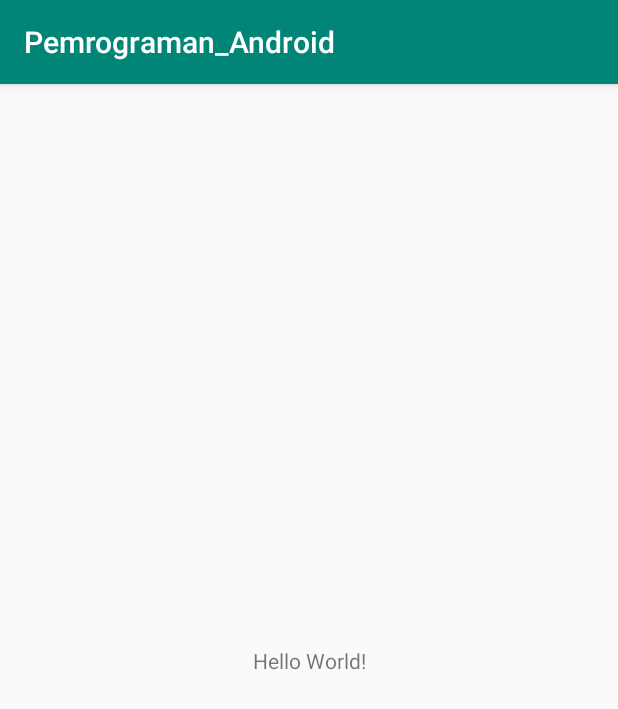
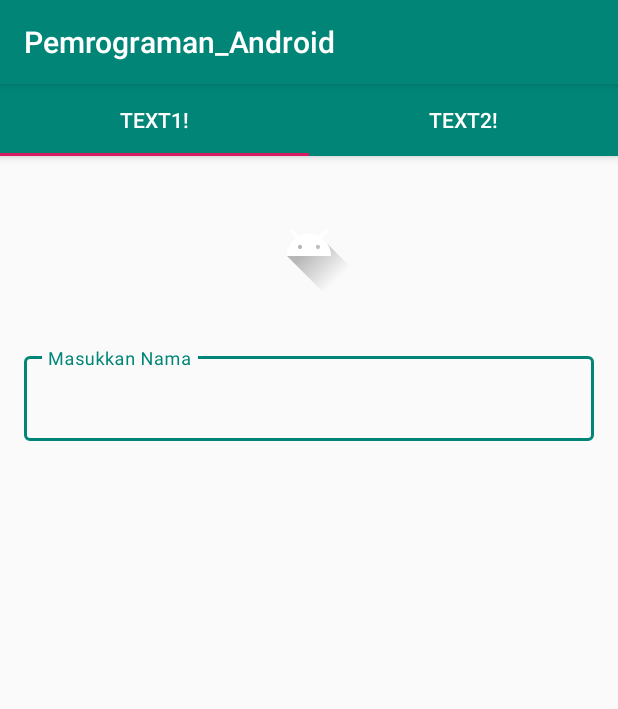
Before and after one commit to Afumoons/Pemrograman-mobile, an Android app: the screen it shows after launch (MainActivity), on a phone screen of 412 x 824 dp. Shown: the top 709 px of the screen. Run offline under Robolectric (Android 15) with nearby library versions, the phone set to English and light mode, and no system bars.

Commit message:
Praktikum done

```diff
--- a/app/build.gradle
+++ b/app/build.gradle
@@ -29,7 +29,12 @@
     implementation 'androidx.appcompat:appcompat:1.0.2'
     implementation 'androidx.core:core-ktx:1.0.2'
     implementation 'androidx.constraintlayout:constraintlayout:1.1.3'
+    implementation 'androidx.legacy:legacy-support-v4:1.0.0'
     testImplementation 'junit:junit:4.12'
     androidTestImplementation 'androidx.test.ext:junit:1.1.0'
     androidTestImplementation 'androidx.test.espresso:espresso-core:3.1.1'
+    implementation 'androidx.lifecycle:lifecycle-extensions:2.0.0'
+    implementation 'androidx.appcompat:appcompat:1.0.2'
+    implementation 'com.google.android.material:material:1.0.0'
+    implementation 'androidx.lifecycle:lifecycle-extensions:2.0.0'
 }
--- /dev/null
+++ b/app/src/main/java/com/example/pemrograman_android/CommunicationViewModel.kt
@@ -0,0 +1,15 @@
+package com.example.pemrograman_android
+
+import androidx.lifecycle.LiveData
+import androidx.lifecycle.MutableLiveData
+import androidx.lifecycle.ViewModel
+
+class CommunicationViewModel : ViewModel() {
+    private val mName = MutableLiveData<String>()
+    val name: LiveData<String>
+        get() = mName
+
+    fun setName(name: String) {
+        mName.value = name
+    }
+}
--- /dev/null
+++ b/app/src/main/java/com/example/pemrograman_android/FirstFragment.kt
@@ -0,0 +1,61 @@
+package com.example.pemrograman_android
+
+import android.os.Bundle
+import android.text.Editable
+import android.text.TextWatcher
+import android.view.LayoutInflater
+import android.view.View
+import android.view.ViewGroup
+import androidx.fragment.app.Fragment
+import androidx.lifecycle.ViewModelProviders
+import com.google.android.material.textfield.TextInputEditText
+
+class FirstFrament : Fragment() {
+    private var communicationViewModel: CommunicationViewModel? = null
+    override fun onCreate(savedInstanceState: Bundle?) {
+        super.onCreate(savedInstanceState)
+        communicationViewModel =
+            ViewModelProviders.of(requireActivity()).get(CommunicationViewModel::class.java)
+    }
+
+    override fun onCreateView(
+        inflater: LayoutInflater, container: ViewGroup?,
+        savedInstanceState: Bundle?
+    ): View? {
+        return inflater.inflate(
+            R.layout.fragment_first,
+            container, false
+        )
+    }
+
+    override fun onViewCreated(
+        view: View,
+        savedInstanceState: Bundle?
+    ) {
+        super.onViewCreated(view, savedInstanceState)
+        val nameEditText = view.findViewById<TextInputEditText>(R.id.textInputTextName)
+        nameEditText.addTextChangedListener(
+            object : TextWatcher {
+                override fun beforeTextChanged(
+                    charSequence: CharSequence, i: Int, i1: Int, i2: Int
+                ) {
+                }
+
+                override fun onTextChanged(
+                    charSequence: CharSequence,
+                    i: Int, i1: Int, i2: Int
+                ) {
+                    communicationViewModel!!.setName(charSequence.toString())
+                }
+
+                override fun afterTextChanged(editable: Editable) {
+                }
+            })
+    }
+
+    companion object {
+        fun newInstance(): FirstFrament {
+            return FirstFrament()
+        }
+    }
+}
--- a/app/src/main/java/com/example/pemrograman_android/MainActivity.kt
+++ b/app/src/main/java/com/example/pemrograman_android/MainActivity.kt
@@ -2,11 +2,15 @@
 
 import android.os.Bundle
 import androidx.appcompat.app.AppCompatActivity
+import kotlinx.android.synthetic.main.activity_main.*
 
 class MainActivity : AppCompatActivity() {
-
     override fun onCreate(savedInstanceState: Bundle?) {
         super.onCreate(savedInstanceState)
         setContentView(R.layout.activity_main)
+        view_pager.adapter = ViewPagerAdapter(
+            this, supportFragmentManager
+        )
+        tabs.setupWithViewPager(view_pager)
     }
 }
--- /dev/null
+++ b/app/src/main/java/com/example/pemrograman_android/SecondFragment.kt
@@ -0,0 +1,43 @@
+package com.example.pemrograman_android
+
+import android.os.Bundle
+import android.view.LayoutInflater
+import android.view.View
+import android.view.ViewGroup
+import android.widget.TextView
+import androidx.fragment.app.Fragment
+import androidx.lifecycle.Observer
+import androidx.lifecycle.ViewModelProviders
+
+class SecondFragment : Fragment() {
+    private var communicationViewModel: CommunicationViewModel? = null
+    private var txtName: TextView? = null
+    override fun onCreate(savedInstanceState: Bundle?) {
+        super.onCreate(savedInstanceState)
+        communicationViewModel =
+            ViewModelProviders.of(requireActivity()).get(CommunicationViewModel::class.java)
+    }
+
+    override fun onCreateView(
+        inflater: LayoutInflater, container: ViewGroup?,
+        savedInstanceState: Bundle?
+    ): View? {
+        return inflater.inflate(
+            R.layout.fragment_second,
+            container, false
+        )
+    }
+
+    override fun onViewCreated(view: View, savedInstanceState: Bundle?) {
+        super.onViewCreated(view, savedInstanceState)
+        txtName = view.findViewById(R.id.textViewName)
+        communicationViewModel!!.name.observe(requireActivity(),
+            Observer { s -> txtName!!.text = s })
+    }
+
+    companion object {
+        fun newInstance(): SecondFragment {
+            return SecondFragment()
+        }
+    }
+}
--- /dev/null
+++ b/app/src/main/java/com/example/pemrograman_android/ViewPagerAdapter.kt
@@ -0,0 +1,37 @@
+package com.example.pemrograman_android
+
+import android.content.Context
+import androidx.annotation.StringRes
+import androidx.fragment.app.Fragment
+import androidx.fragment.app.FragmentManager
+import androidx.fragment.app.FragmentPagerAdapter
+
+class ViewPagerAdapter(
+    private val mContext: Context, fm:
+    FragmentManager
+) :
+    FragmentPagerAdapter(fm) {
+    override fun getItem(position: Int): Fragment {
+        return if (position == 0) {
+            FirstFrament.newInstance()
+        } else {
+            SecondFragment.newInstance()
+        }
+    }
+
+    override fun getPageTitle(position: Int): CharSequence? {
+        return mContext.resources.getString(TAB_TITLES[position])
+    }
+
+    override fun getCount(): Int {
+        return 2
+    }
+
+    companion object {
+        @StringRes
+        private val TAB_TITLES = intArrayOf(
+            R.string.tab_text_1,
+            R.string.tab_text_2
+        )
+    }
+}
--- a/app/src/main/res/layout/activity_main.xml
+++ b/app/src/main/res/layout/activity_main.xml
@@ -1,18 +1,27 @@
 <?xml version="1.0" encoding="utf-8"?>
-<androidx.constraintlayout.widget.ConstraintLayout xmlns:android="http://schemas.android.com/apk/res/android"
+<androidx.coordinatorlayout.widget.CoordinatorLayout xmlns:android="http://schemas.android.com/apk/res/android"
     xmlns:app="http://schemas.android.com/apk/res-auto"
     xmlns:tools="http://schemas.android.com/tools"
     android:layout_width="match_parent"
     android:layout_height="match_parent"
     tools:context=".MainActivity">
 
-    <TextView
-        android:layout_width="wrap_content"
+    <com.google.android.material.appbar.AppBarLayout
+        android:layout_width="match_parent"
         android:layout_height="wrap_content"
-        android:text="Hello World!"
-        app:layout_constraintBottom_toBottomOf="parent"
-        app:layout_constraintLeft_toLeftOf="parent"
-        app:layout_constraintRight_toRightOf="parent"
-        app:layout_constraintTop_toTopOf="parent" />
+        android:theme="@style/AppTheme">
 
-</androidx.constraintlayout.widget.ConstraintLayout>
+        <com.google.android.material.tabs.TabLayout
+            android:id="@+id/tabs"
+            android:layout_width="match_parent"
+            android:layout_height="wrap_content"
+            android:background="?attr/colorPrimary"
+            app:tabTextColor="@android:color/background_light" />
+    </com.google.android.material.appbar.AppBarLayout>
+
+    <androidx.viewpager.widget.ViewPager
+        android:id="@+id/view_pager"
+        android:layout_width="match_parent"
+        android:layout_height="match_parent"
+        app:layout_behavior="@string/appbar_scrolling_view_behavior" />
+</androidx.coordinatorlayout.widget.CoordinatorLayout>
--- /dev/null
+++ b/app/src/main/res/layout/fragment_first.xml
@@ -0,0 +1,41 @@
+<?xml version="1.0" encoding="utf-8"?>
+<androidx.constraintlayout.widget.ConstraintLayout xmlns:android="http://schemas.android.com/apk/res/android"
+    xmlns:app="http://schemas.android.com/apk/res-auto"
+    android:layout_width="match_parent"
+    android:layout_height="match_parent">
+
+    <ImageView
+        android:id="@+id/imageView"
+        android:layout_width="72dp"
+        android:layout_height="72dp"
+        android:layout_marginStart="8dp"
+        android:layout_marginLeft="8dp"
+        android:layout_marginTop="24dp"
+        android:layout_marginEnd="8dp"
+        android:layout_marginRight="8dp"
+        android:src="@drawable/ic_launcher_foreground"
+        app:layout_constraintEnd_toEndOf="parent"
+        app:layout_constraintStart_toStartOf="parent"
+        app:layout_constraintTop_toTopOf="parent" />
+
+    <com.google.android.material.textfield.TextInputLayout
+        android:id="@+id/textInputLayout"
+        style="@style/Widget.MaterialComponents.TextInputLayout.OutlinedBox"
+        android:layout_width="0dp"
+        android:layout_height="wrap_content"
+        android:layout_marginStart="16dp"
+        android:layout_marginLeft="16dp"
+        android:layout_marginTop="32dp"
+        android:layout_marginEnd="16dp"
+        android:layout_marginRight="16dp"
+        app:layout_constraintEnd_toEndOf="parent"
+        app:layout_constraintStart_toStartOf="parent"
+        app:layout_constraintTop_toBottomOf="@+id/imageView">
+
+        <com.google.android.material.textfield.TextInputEditText
+            android:id="@+id/textInputTextName"
+            android:layout_width="match_parent"
+            android:layout_height="wrap_content"
+            android:hint="Masukkan Nama" />
+    </com.google.android.material.textfield.TextInputLayout>
+</androidx.constraintlayout.widget.ConstraintLayout>
--- a/app/src/main/res/values/strings.xml
+++ b/app/src/main/res/values/strings.xml
@@ -1,3 +1,8 @@
 <resources>
     <string name="app_name">Pemrograman_Android</string>
+    <!-- TODO: Remove or change this placeholder text -->
+    <string name="hello_blank_fragment">Hello blank fragment</string>
+    <string name="Haloo">Haloo Dunia!</string>
+    <string name="tab_text_1">Text1!</string>
+    <string name="tab_text_2">Text2!</string>
 </resources>
```
Also changed, not shown: app/src/main/res/layout/fragment_second.xml (added, +50 -0 lines).
